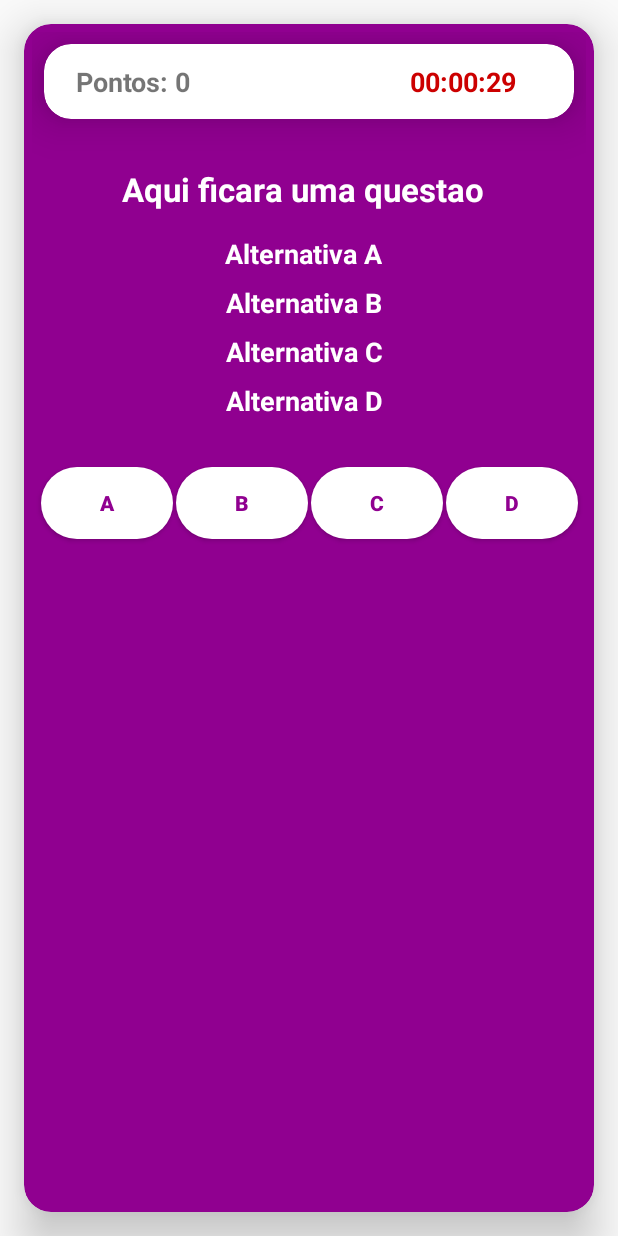
After one commit to viniciussk888/Quiz, an Android app: the QuizzActivity screen opened directly, with no data from a screen before it, on a phone screen of 412 x 824 dp. The commit adds this screen. Run offline under Robolectric (Android 15) with nearby library versions, the phone set to English and light mode, and no system bars.

Commit message:
Act Quizz e Timer concluida!

```diff
--- a/app/src/main/AndroidManifest.xml
+++ b/app/src/main/AndroidManifest.xml
@@ -9,6 +9,9 @@
         android:roundIcon="@mipmap/ic_launcher_round"
         android:supportsRtl="true"
         android:theme="@style/AppTheme">
+        <activity
+            android:name=".QuizzActivity"
+            android:theme="@style/Theme.AppCompat.Light.NoActionBar"></activity>
         <activity
             android:name=".EscolherPeriodo"
             android:label="Voltar">
--- a/app/src/main/java/com/example/whychat/ComoFuncionaActivity.java
+++ b/app/src/main/java/com/example/whychat/ComoFuncionaActivity.java
@@ -1,13 +1,28 @@
 package com.example.whychat;
 
+import android.content.Intent;
 import android.support.v7.app.AppCompatActivity;
 import android.os.Bundle;
+import android.view.View;
+import android.widget.Button;
 
 public class ComoFuncionaActivity extends AppCompatActivity {
+
+    private Button mJogar;
 
     @Override
     protected void onCreate(Bundle savedInstanceState) {
         super.onCreate(savedInstanceState);
         setContentView(R.layout.activity_como_funciona);
+
+        mJogar = findViewById(R.id.JogarComoJoga);
+
+        mJogar.setOnClickListener(new View.OnClickListener() {
+            @Override
+            public void onClick(View v) {
+                Intent intent = new Intent(ComoFuncionaActivity.this,EscolherPeriodo.class);
+                startActivity(intent);
+            }
+        });
     }
 }
--- a/app/src/main/java/com/example/whychat/EscolherPeriodo.java
+++ b/app/src/main/java/com/example/whychat/EscolherPeriodo.java
@@ -1,13 +1,27 @@
 package com.example.whychat;
 
+import android.content.Intent;
 import android.support.v7.app.AppCompatActivity;
 import android.os.Bundle;
+import android.view.View;
+import android.widget.Button;
 
 public class EscolherPeriodo extends AppCompatActivity {
+    private Button mBtnPeriodo1;
 
     @Override
     protected void onCreate(Bundle savedInstanceState) {
         super.onCreate(savedInstanceState);
         setContentView(R.layout.activity_escolher_periodo);
+
+        mBtnPeriodo1 = findViewById(R.id.btnPeriodo1);
+
+        mBtnPeriodo1.setOnClickListener(new View.OnClickListener() {
+            @Override
+            public void onClick(View v) {
+                Intent intent = new Intent(EscolherPeriodo.this, QuizzActivity.class);
+                startActivity(intent);
+            }
+        });
     }
 }
--- /dev/null
+++ b/app/src/main/java/com/example/whychat/QuizzActivity.java
@@ -0,0 +1,61 @@
+package com.example.whychat;
+
+import android.content.Intent;
+import android.os.CountDownTimer;
+import android.support.v7.app.AppCompatActivity;
+import android.os.Bundle;
+import android.widget.TextView;
+
+import java.util.concurrent.TimeUnit;
+
+public class QuizzActivity extends AppCompatActivity {
+    private TextView times;
+
+    @Override
+    protected void onCreate(Bundle savedInstanceState) {
+        super.onCreate(savedInstanceState);
+        setContentView(R.layout.activity_quizz);
+
+        times = findViewById(R.id.times);
+
+        CounterClass timer = new CounterClass(30000, 1000);
+        timer.start();
+    }
+    public class CounterClass extends CountDownTimer {
+
+
+        public CounterClass(long millisInFuture, long countDownInterval) {
+            super(millisInFuture, countDownInterval);
+            // TODO Auto-generated constructor stub
+        }
+
+
+        @Override
+        public void onFinish() {
+            times.setText("Tempo Esgotado!");
+           // Intent intent = new Intent(QuizzActivity.this,EscolherPeriodo.class);
+            //startActivity(intent);
+
+        }
+
+        @Override
+        public void onTick(long millisUntilFinished) {
+            // TODO Auto-generated method stub
+
+            long millis = millisUntilFinished;
+            String hms = String.format(
+                    "%02d:%02d:%02d",
+                    TimeUnit.MILLISECONDS.toHours(millis),
+                    TimeUnit.MILLISECONDS.toMinutes(millis)
+                            - TimeUnit.HOURS.toMinutes(TimeUnit.MILLISECONDS
+                            .toHours(millis)),
+                    TimeUnit.MILLISECONDS.toSeconds(millis)
+                            - TimeUnit.MINUTES.toSeconds(TimeUnit.MILLISECONDS
+                            .toMinutes(millis)));
+            System.out.println(hms);
+            times.setText(hms);
+        }
+
+
+    }
+}
--- a/app/src/main/res/layout/activity_como_funciona.xml
+++ b/app/src/main/res/layout/activity_como_funciona.xml
@@ -168,6 +168,23 @@
                 app:layout_constraintEnd_toEndOf="parent"
                 app:layout_constraintStart_toStartOf="parent"
                 app:layout_constraintTop_toBottomOf="@+id/textView6" />
+
+            <Button
+                android:id="@+id/JogarComoJoga"
+                android:layout_width="0dp"
+                android:layout_height="wrap_content"
+                android:layout_marginStart="8dp"
+                android:layout_marginLeft="8dp"
+                android:layout_marginTop="24dp"
+                android:layout_marginEnd="8dp"
+                android:layout_marginRight="8dp"
+                android:background="@drawable/bg_botao_periodos"
+                android:text="Jogar !"
+                android:textColor="@color/purpuraLara"
+                android:textStyle="bold"
+                app:layout_constraintEnd_toEndOf="parent"
+                app:layout_constraintStart_toStartOf="parent"
+                app:layout_constraintTop_toBottomOf="@+id/eisso" />
         </android.support.constraint.ConstraintLayout>
 
     </android.support.v7.widget.CardView>
--- a/app/src/main/res/layout/activity_escolher_periodo.xml
+++ b/app/src/main/res/layout/activity_escolher_periodo.xml
@@ -54,6 +54,7 @@
                 android:background="@drawable/bg_botao_periodos"
                 android:text="1º Periodo"
                 android:textStyle="bold"
+                android:textColor="@color/purpuraLara"
                 app:layout_constraintEnd_toEndOf="@+id/textView2"
                 app:layout_constraintStart_toStartOf="@+id/textView2"
                 app:layout_constraintTop_toBottomOf="@+id/textView2" />
@@ -66,6 +67,7 @@
                 android:background="@drawable/bg_botao_periodos"
                 android:text="2° Periodo"
                 android:textStyle="bold"
+                android:textColor="@color/purpuraLara"
                 app:layout_constraintEnd_toEndOf="@+id/btnPeriodo1"
                 app:layout_constraintStart_toStartOf="@+id/btnPeriodo1"
                 app:layout_constraintTop_toBottomOf="@+id/btnPeriodo1" />
@@ -78,6 +80,7 @@
                 android:background="@drawable/bg_botao_periodos"
                 android:text="3° Periodo"
                 android:textStyle="bold"
+                android:textColor="@color/purpuraLara"
                 app:layout_constraintEnd_toEndOf="@+id/btnPeriodo2"
                 app:layout_constraintStart_toStartOf="@+id/btnPeriodo2"
                 app:layout_constraintTop_toBottomOf="@+id/btnPeriodo2" />
@@ -90,6 +93,7 @@
                 android:background="@drawable/bg_botao_periodos"
                 android:text="4° Periodo"
                 android:textStyle="bold"
+                android:textColor="@color/purpuraLara"
                 app:layout_constraintEnd_toEndOf="@+id/btnPeriodo3"
                 app:layout_constraintStart_toStartOf="@+id/btnPeriodo3"
                 app:layout_constraintTop_toBottomOf="@+id/btnPeriodo3" />
@@ -102,6 +106,7 @@
                 android:background="@drawable/bg_botao_periodos"
                 android:text="5º Periodo"
                 android:textStyle="bold"
+                android:textColor="@color/purpuraLara"
                 app:layout_constraintEnd_toEndOf="@+id/btnPeriodo4"
                 app:layout_constraintStart_toStartOf="@+id/btnPeriodo4"
                 app:layout_constraintTop_toBottomOf="@+id/btnPeriodo4" />
@@ -114,6 +119,7 @@
                 android:background="@drawable/bg_botao_periodos"
                 android:text="6° Periodo"
                 android:textStyle="bold"
+                android:textColor="@color/purpuraLara"
                 app:layout_constraintEnd_toEndOf="@+id/btnPeriodo5"
                 app:layout_constraintStart_toStartOf="@+id/btnPeriodo5"
                 app:layout_constraintTop_toBottomOf="@+id/btnPeriodo5" />
@@ -126,6 +132,7 @@
                 android:background="@drawable/bg_botao_periodos"
                 android:text="7° Periodo"
                 android:textStyle="bold"
+                android:textColor="@color/purpuraLara"
                 app:layout_constraintEnd_toEndOf="@+id/btnPeriodo6"
                 app:layout_constraintStart_toStartOf="@+id/btnPeriodo6"
                 app:layout_constraintTop_toBottomOf="@+id/btnPeriodo6" />
--- /dev/null
+++ b/app/src/main/res/layout/activity_quizz.xml
@@ -0,0 +1,219 @@
+<?xml version="1.0" encoding="utf-8"?>
+<android.support.constraint.ConstraintLayout xmlns:android="http://schemas.android.com/apk/res/android"
+    xmlns:app="http://schemas.android.com/apk/res-auto"
+    xmlns:tools="http://schemas.android.com/tools"
+    android:layout_width="match_parent"
+    android:layout_height="match_parent"
+    tools:context=".QuizzActivity">
+
+    <android.support.v7.widget.CardView
+        android:layout_width="0dp"
+        android:layout_height="0dp"
+        android:layout_marginStart="16dp"
+        android:layout_marginLeft="16dp"
+        android:layout_marginTop="16dp"
+        android:layout_marginEnd="16dp"
+        android:layout_marginRight="16dp"
+        android:layout_marginBottom="16dp"
+        app:cardBackgroundColor="@color/purpuraLara"
+        app:cardCornerRadius="18dp"
+        app:cardElevation="18dp"
+        app:contentPadding="5dp"
+        app:layout_constraintBottom_toBottomOf="parent"
+        app:layout_constraintEnd_toEndOf="parent"
+        app:layout_constraintHorizontal_bias="0.0"
+        app:layout_constraintStart_toStartOf="parent"
+        app:layout_constraintTop_toTopOf="parent"
+        app:layout_constraintVertical_bias="1.0">
+
+        <android.support.constraint.ConstraintLayout
+            android:layout_width="match_parent"
+            android:layout_height="match_parent">
+
+            <android.support.v7.widget.CardView
+                android:id="@+id/cardView"
+                android:layout_width="0dp"
+                android:layout_height="50dp"
+                android:layout_marginStart="8dp"
+                android:layout_marginLeft="8dp"
+                android:layout_marginTop="8dp"
+                android:layout_marginEnd="8dp"
+                android:layout_marginRight="8dp"
+                app:cardCornerRadius="18dp"
+                app:cardElevation="18dp"
+                app:contentPadding="5dp"
+                app:layout_constraintEnd_toEndOf="parent"
+                app:layout_constraintStart_toStartOf="parent"
+                app:layout_constraintTop_toTopOf="parent">
+
+                <android.support.constraint.ConstraintLayout
+                    android:layout_width="match_parent"
+                    android:layout_height="match_parent">
+
+                    <TextView
+                        android:id="@+id/textView7"
+                        android:layout_width="wrap_content"
+                        android:layout_height="wrap_content"
+                        android:layout_marginStart="16dp"
+                        android:layout_marginLeft="16dp"
+                        android:layout_marginTop="8dp"
+                        android:layout_marginBottom="8dp"
+                        android:text="Pontos: 0"
+                        android:textSize="18sp"
+                        android:textStyle="bold"
+                        app:layout_constraintBottom_toBottomOf="parent"
+                        app:layout_constraintStart_toStartOf="parent"
+                        app:layout_constraintTop_toTopOf="parent" />
+
+                    <TextView
+                        android:id="@+id/times"
+                        android:layout_width="wrap_content"
+                        android:layout_height="wrap_content"
+                        android:layout_marginStart="120dp"
+                        android:layout_marginLeft="120dp"
+                        android:layout_marginTop="8dp"
+                        android:layout_marginEnd="8dp"
+                        android:layout_marginRight="8dp"
+                        android:layout_marginBottom="8dp"
+                        android:text="00:00:30"
+                        android:textColor="@android:color/holo_red_dark"
+                        android:textSize="18sp"
+                        android:textStyle="bold"
+                        app:layout_constraintBottom_toBottomOf="parent"
+                        app:layout_constraintEnd_toEndOf="parent"
+                        app:layout_constraintStart_toEndOf="@+id/textView7"
+                        app:layout_constraintTop_toTopOf="parent" />
+                </android.support.constraint.ConstraintLayout>
+
+            </android.support.v7.widget.CardView>
+
+            <TextView
+                android:id="@+id/textView9"
+                android:layout_width="wrap_content"
+                android:layout_height="wrap_content"
+                android:layout_marginStart="8dp"
+                android:layout_marginLeft="8dp"
+                android:layout_marginTop="32dp"
+                android:layout_marginEnd="8dp"
+                android:layout_marginRight="8dp"
+                android:text="Aqui ficara uma questao"
+                android:textColor="@android:color/white"
+                android:textSize="22sp"
+                android:textStyle="bold"
+                app:layout_constraintEnd_toEndOf="@+id/cardView"
+                app:layout_constraintStart_toStartOf="parent"
+                app:layout_constraintTop_toBottomOf="@+id/cardView" />
+
+            <TextView
+                android:id="@+id/textView10"
+                android:layout_width="wrap_content"
+                android:layout_height="wrap_content"
+                android:layout_marginTop="16dp"
+                android:text="Alternativa A"
+                android:textSize="18sp"
+                android:textStyle="bold"
+                android:textColor="@android:color/white"
+                app:layout_constraintEnd_toEndOf="@+id/textView9"
+                app:layout_constraintStart_toStartOf="@+id/textView9"
+                app:layout_constraintTop_toBottomOf="@+id/textView9" />
+
+            <TextView
+                android:id="@+id/textView11"
+                android:layout_width="wrap_content"
+                android:layout_height="wrap_content"
+                android:layout_marginTop="8dp"
+                android:text="Alternativa B"
+                android:textSize="18sp"
+                android:textStyle="bold"
+                android:textColor="@android:color/white"
+                app:layout_constraintEnd_toEndOf="@+id/textView10"
+                app:layout_constraintStart_toStartOf="@+id/textView10"
+                app:layout_constraintTop_toBottomOf="@+id/textView10" />
+
+            <TextView
+                android:id="@+id/textView12"
+                android:layout_width="wrap_content"
+                android:layout_height="wrap_content"
+                android:layout_marginTop="8dp"
+                android:text="Alternativa C"
+                android:textSize="18sp"
+                android:textStyle="bold"
+                android:textColor="@android:color/white"
+                app:layout_constraintEnd_toEndOf="@+id/textView11"
+                app:layout_constraintStart_toStartOf="@+id/textView11"
+                app:layout_constraintTop_toBottomOf="@+id/textView11" />
+
+            <TextView
+                android:id="@+id/textView13"
+                android:layout_width="wrap_content"
+                android:layout_height="wrap_content"
+                android:layout_marginTop="8dp"
+                android:text="Alternativa D"
+                android:textSize="18sp"
+                android:textStyle="bold"
+                android:textColor="@android:color/white"
+                app:layout_constraintEnd_toEndOf="@+id/textView12"
+                app:layout_constraintStart_toStartOf="@+id/textView12"
+                app:layout_constraintTop_toBottomOf="@+id/textView12" />
+
+            <Button
+                android:id="@+id/button"
+                android:layout_width="wrap_content"
+                android:layout_height="wrap_content"
+                android:layout_marginStart="6dp"
+                android:layout_marginLeft="6dp"
+                android:layout_marginTop="32dp"
+                android:background="@drawable/bg_botao_periodos"
+                android:text="A"
+                android:textStyle="bold"
+                android:textColor="@color/purpuraLara"
+                app:layout_constraintStart_toStartOf="parent"
+                app:layout_constraintTop_toBottomOf="@+id/textView13" />
+
+            <Button
+                android:id="@+id/button2"
+                android:layout_width="wrap_content"
+                android:layout_height="wrap_content"
+                android:layout_marginStart="2dp"
+                android:layout_marginLeft="2dp"
+                android:layout_marginTop="32dp"
+                android:background="@drawable/bg_botao_periodos"
+                android:text="B"
+                android:textStyle="bold"
+                android:textColor="@color/purpuraLara"
+                app:layout_constraintStart_toEndOf="@+id/button"
+                app:layout_constraintTop_toBottomOf="@+id/textView13" />
+
+            <Button
+                android:id="@+id/button3"
+                android:layout_width="wrap_content"
+                android:layout_height="wrap_content"
+                android:layout_marginStart="2dp"
+                android:layout_marginLeft="2dp"
+                android:layout_marginTop="32dp"
+                android:background="@drawable/bg_botao_periodos"
+                android:text="C"
+                android:textStyle="bold"
+                android:textColor="@color/purpuraLara"
+                app:layout_constraintStart_toEndOf="@+id/button2"
+                app:layout_constraintTop_toBottomOf="@+id/textView13" />
+
+            <Button
+                android:id="@+id/button4"
+                android:layout_width="wrap_content"
+                android:layout_height="wrap_content"
+                android:layout_marginStart="2dp"
+                android:layout_marginLeft="2dp"
+                android:layout_marginTop="32dp"
+                android:layout_marginEnd="6dp"
+                android:layout_marginRight="6dp"
+                android:background="@drawable/bg_botao_periodos"
+                android:text="D"
+                android:textStyle="bold"
+                android:textColor="@color/purpuraLara"
+                app:layout_constraintEnd_toEndOf="parent"
+                app:layout_constraintStart_toEndOf="@+id/button3"
+                app:layout_constraintTop_toBottomOf="@+id/textView13" />
+        </android.support.constraint.ConstraintLayout>
+    </android.support.v7.widget.CardView>
+</android.support.constraint.ConstraintLayout>
```
